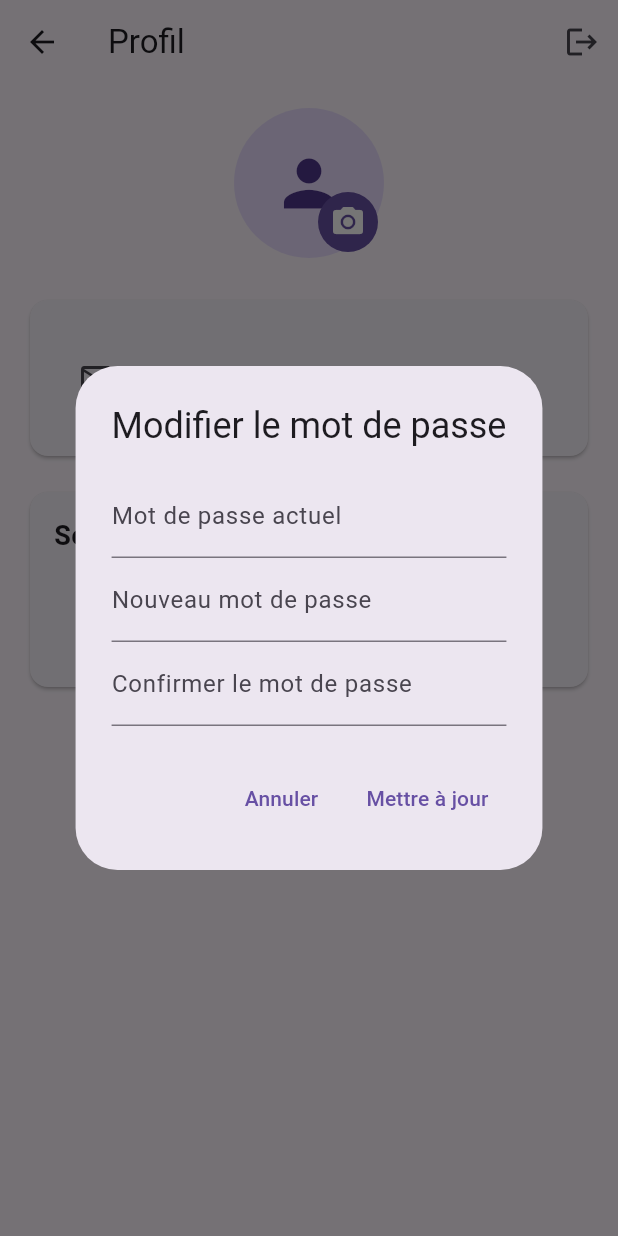
After one commit to S-elj/tp_flutter_firebase, a Flutter app: the ProfileScreen screen opened directly, after a tap on "Modifier le mot de passe", on a phone screen of 412 x 824 dp. The commit adds this screen. Run offline on Flutter 3.47's test engine with Material 3 defaults, Android fonts, the phone set to English and light mode, and no system bars; our stand-ins replace cloud_firestore, firebase_auth, firebase_core, firebase_storage; missing offline and left inert: hl_image_picker, soundpool; accounts and stored records are empty; network calls fail.

Commit message:
feat : user profile

```diff
--- a/lib/data/providers/auth_provider.dart
+++ b/lib/data/providers/auth_provider.dart
@@ -1,5 +1,6 @@
 import 'dart:io';
 
+import 'package:firebase_auth/firebase_auth.dart';
 import 'package:flutter/foundation.dart';
 import 'package:tp_flutter_firebase/data/repositories/auth_repository.dart';
 
@@ -15,6 +16,8 @@ class AuthProvider extends ChangeNotifier {
       notifyListeners();
     });
   }
+
+  User? get currentUser => _repository.currentUser;
 
   bool get isLoggedIn {
     print("Current user: ${_repository.currentUser}");
--- /dev/null
+++ b/lib/presentation/screens/profile.dart
@@ -0,0 +1,59 @@
+import 'package:flutter/material.dart';
+import 'package:provider/provider.dart';
+import 'package:tp_flutter_firebase/data/providers/auth_provider.dart';
+
+import '../widget/profile_widgets.dart';
+
+class ProfileScreen extends StatelessWidget {
+  const ProfileScreen({super.key});
+
+  @override
+  Widget build(BuildContext context) {
+    return Scaffold(
+      appBar: AppBar(
+        title: const Text('Profil'),
+        actions: [
+          IconButton(
+            icon: const Icon(Icons.logout),
+            onPressed: () async {
+              await Provider.of<AuthProvider>(context, listen: false).signOut();
+              if (context.mounted) {
+                Navigator.of(context).pushReplacementNamed('/');
+              }
+            },
+          ),
+        ],
+      ),
+      body: Consumer<AuthProvider>(
+        builder: (context, authProvider, _) {
+          final user = authProvider.currentUser;
+          if (user == null) return const SizedBox();
+
+          final isGoogleUser = user.providerData
+              .any((userInfo) => userInfo.providerId == 'google.com');
+
+          return SingleChildScrollView(
+            padding: const EdgeInsets.all(16.0),
+            child: Column(
+              children: [
+                ProfileAvatar(
+                  photoURL: user.photoURL,
+                  canEdit: !isGoogleUser,
+                ),
+                const SizedBox(height: 24),
+                ProfileInfoCard(
+                  user: user,
+                  isGoogleUser: isGoogleUser,
+                ),
+                if (!isGoogleUser) ...[
+                  const SizedBox(height: 16),
+                  const PasswordUpdateCard(),
+                ],
+              ],
+            ),
+          );
+        },
+      ),
+    );
+  }
+}
--- /dev/null
+++ b/lib/presentation/widget/profile_widgets.dart
@@ -0,0 +1,304 @@
+import 'dart:io';
+
+import 'package:firebase_auth/firebase_auth.dart';
+import 'package:flutter/material.dart';
+import 'package:hl_image_picker/hl_image_picker.dart';
+import 'package:provider/provider.dart';
+import 'package:tp_flutter_firebase/data/providers/auth_provider.dart'
+    as customProvider;
+
+class ProfileAvatar extends StatelessWidget {
+  final String? photoURL;
+  final bool canEdit;
+
+  const ProfileAvatar({
+    super.key,
+    this.photoURL,
+    this.canEdit = true,
+  });
+
+  Future<void> _pickImage(BuildContext context) async {
+    try {
+      final picker = HLImagePicker();
+      final images = await picker.openPicker(
+        pickerOptions: HLPickerOptions(
+          maxSelectedAssets: 1,
+          mediaType: MediaType.image,
+          enablePreview: true,
+        ),
+      );
+
+      if (images.isNotEmpty) {
+        final authProvider =
+            Provider.of<customProvider.AuthProvider>(context, listen: false);
+        await authProvider.updateAvatar(File(images.first.path));
+      }
+    } catch (e) {
+      if (context.mounted) {
+        ScaffoldMessenger.of(context).showSnackBar(
+          SnackBar(content: Text('Erreur: $e')),
+        );
+      }
+    }
+  }
+
+  @override
+  Widget build(BuildContext context) {
+    return Stack(
+      children: [
+        CircleAvatar(
+          radius: 50,
+          backgroundImage: photoURL != null ? NetworkImage(photoURL!) : null,
+          child: photoURL == null ? const Icon(Icons.person, size: 50) : null,
+        ),
+        if (canEdit)
+          Positioned(
+            right: 0,
+            bottom: 0,
+            child: IconButton(
+              onPressed: () => _pickImage(context),
+              icon: const Icon(Icons.camera_alt),
+              style: IconButton.styleFrom(
+                backgroundColor: Theme.of(context).primaryColor,
+                foregroundColor: Colors.white,
+              ),
+            ),
+          ),
+      ],
+    );
+  }
+}
+
+class ProfileInfoCard extends StatelessWidget {
+  final User user;
+  final bool isGoogleUser;
+
+  const ProfileInfoCard({
+    super.key,
+    required this.user,
+    required this.isGoogleUser,
+  });
+
+  @override
+  Widget build(BuildContext context) {
+    return Card(
+      child: Padding(
+        padding: const EdgeInsets.all(16.0),
+        child: Column(
+          crossAxisAlignment: CrossAxisAlignment.start,
+          children: [
+            ListTile(
+              leading: const Icon(Icons.email_outlined),
+              title: Text(user.email ?? 'Non défini'),
+              subtitle: const Text('Email'),
+            ),
+            if (!user.emailVerified) ...[
+              const Divider(),
+              Center(
+                child: TextButton.icon(
+                  icon: const Icon(Icons.mark_email_unread),
+                  label: const Text('Vérifier l\'email'),
+                  onPressed: () => _sendVerificationEmail(context),
+                ),
+              ),
+            ],
+          ],
+        ),
+      ),
+    );
+  }
+
+  Future<void> _editDisplayName(BuildContext context) async {
+    final controller = TextEditingController(text: user.displayName);
+
+    final newName = await showDialog<String>(
+      context: context,
+      builder: (context) => AlertDialog(
+        title: const Text('Modifier le nom'),
+        content: TextField(
+          controller: controller,
+          decoration: const InputDecoration(
+            labelText: 'Nom d\'utilisateur',
+          ),
+        ),
+        actions: [
+          TextButton(
+            onPressed: () => Navigator.pop(context),
+            child: const Text('Annuler'),
+          ),
+          TextButton(
+            onPressed: () => Navigator.pop(context, controller.text),
+            child: const Text('Enregistrer'),
+          ),
+        ],
+      ),
+    );
+
+    if (newName != null && newName.isNotEmpty && context.mounted) {
+      try {
+        await user.updateDisplayName(newName);
+        if (context.mounted) {
+          ScaffoldMessenger.of(context).showSnackBar(
+            const SnackBar(content: Text('Nom mis à jour avec succès')),
+          );
+        }
+      } catch (e) {
+        if (context.mounted) {
+          ScaffoldMessenger.of(context).showSnackBar(
+            SnackBar(content: Text('Erreur: $e')),
+          );
+        }
+      }
+    }
+  }
+
+  Future<void> _sendVerificationEmail(BuildContext context) async {
+    try {
+      await user.sendEmailVerification();
+      if (context.mounted) {
+        ScaffoldMessenger.of(context).showSnackBar(
+          const SnackBar(
+            content: Text('Email de vérification envoyé'),
+          ),
+        );
+      }
+    } catch (e) {
+      if (context.mounted) {
+        ScaffoldMessenger.of(context).showSnackBar(
+          SnackBar(content: Text('Erreur: $e')),
+        );
+      }
+    }
+  }
+}
+
+class PasswordUpdateCard extends StatelessWidget {
+  const PasswordUpdateCard({super.key});
+
+  @override
+  Widget build(BuildContext context) {
+    return Card(
+      child: Padding(
+        padding: const EdgeInsets.all(16.0),
+        child: Column(
+          crossAxisAlignment: CrossAxisAlignment.start,
+          children: [
+            const Text(
+              'Sécurité',
+              style: TextStyle(
+                fontSize: 18,
+                fontWeight: FontWeight.bold,
+              ),
+            ),
+            const SizedBox(height: 16),
+            ListTile(
+              leading: const Icon(Icons.lock_outline),
+              title: const Text('Modifier le mot de passe'),
+              trailing: const Icon(Icons.arrow_forward_ios),
+              onTap: () => _showPasswordUpdateDialog(context),
+            ),
+          ],
+        ),
+      ),
+    );
+  }
+
+  Future<void> _showPasswordUpdateDialog(BuildContext context) async {
+    final currentPasswordController = TextEditingController();
+    final newPasswordController = TextEditingController();
+    final confirmPasswordController = TextEditingController();
+
+    final formKey = GlobalKey<FormState>();
+
+    await showDialog(
+      context: context,
+      builder: (context) => AlertDialog(
+        title: const Text('Modifier le mot de passe'),
+        content: Form(
+          key: formKey,
+          child: Column(
+            mainAxisSize: MainAxisSize.min,
+            children: [
+              TextFormField(
+                controller: currentPasswordController,
+                obscureText: true,
+                decoration: const InputDecoration(
+                  labelText: 'Mot de passe actuel',
+                ),
+                validator: (value) {
+                  if (value == null || value.isEmpty) {
+                    return 'Champ requis';
+                  }
+                  return null;
+                },
+              ),
+              TextFormField(
+                controller: newPasswordController,
+                obscureText: true,
+                decoration: const InputDecoration(
+                  labelText: 'Nouveau mot de passe',
+                ),
+                validator: (value) {
+                  if (value == null || value.length < 6) {
+                    return '6 caractères minimum';
+                  }
+                  return null;
+                },
+              ),
+              TextFormField(
+                controller: confirmPasswordController,
+                obscureText: true,
+                decoration: const InputDecoration(
+                  labelText: 'Confirmer le mot de passe',
+                ),
+                validator: (value) {
+                  if (value != newPasswordController.text) {
+                    return 'Les mots de passe ne correspondent pas';
+                  }
+                  return null;
+                },
+              ),
+            ],
+          ),
+        ),
+        actions: [
+          TextButton(
+            onPressed: () => Navigator.pop(context),
+            child: const Text('Annuler'),
+          ),
+          TextButton(
+            onPressed: () async {
+              if (formKey.currentState!.validate()) {
+                try {
+                  final user = FirebaseAuth.instance.currentUser;
+                  final credential = EmailAuthProvider.credential(
+                    email: user?.email ?? '',
+                    password: currentPasswordController.text,
+                  );
+                  await user?.reauthenticateWithCredential(credential);
+                  await user?.updatePassword(newPasswordController.text);
+
+                  if (context.mounted) {
+                    Navigator.pop(context);
+                    ScaffoldMessenger.of(context).showSnackBar(
+                      const SnackBar(
+                        content: Text('Mot de passe mis à jour avec succès'),
+                      ),
+                    );
+                  }
+                } catch (e) {
+                  if (context.mounted) {
+                    ScaffoldMessenger.of(context).showSnackBar(
+                      SnackBar(content: Text('Erreur: $e')),
+                    );
+                  }
+                }
+              }
+            },
+            child: const Text('Mettre à jour'),
+          ),
+        ],
+      ),
+    );
+  }
+}
```
Also changed, not shown: lib/presentation/screens/home.dart (+19 -6 lines).
